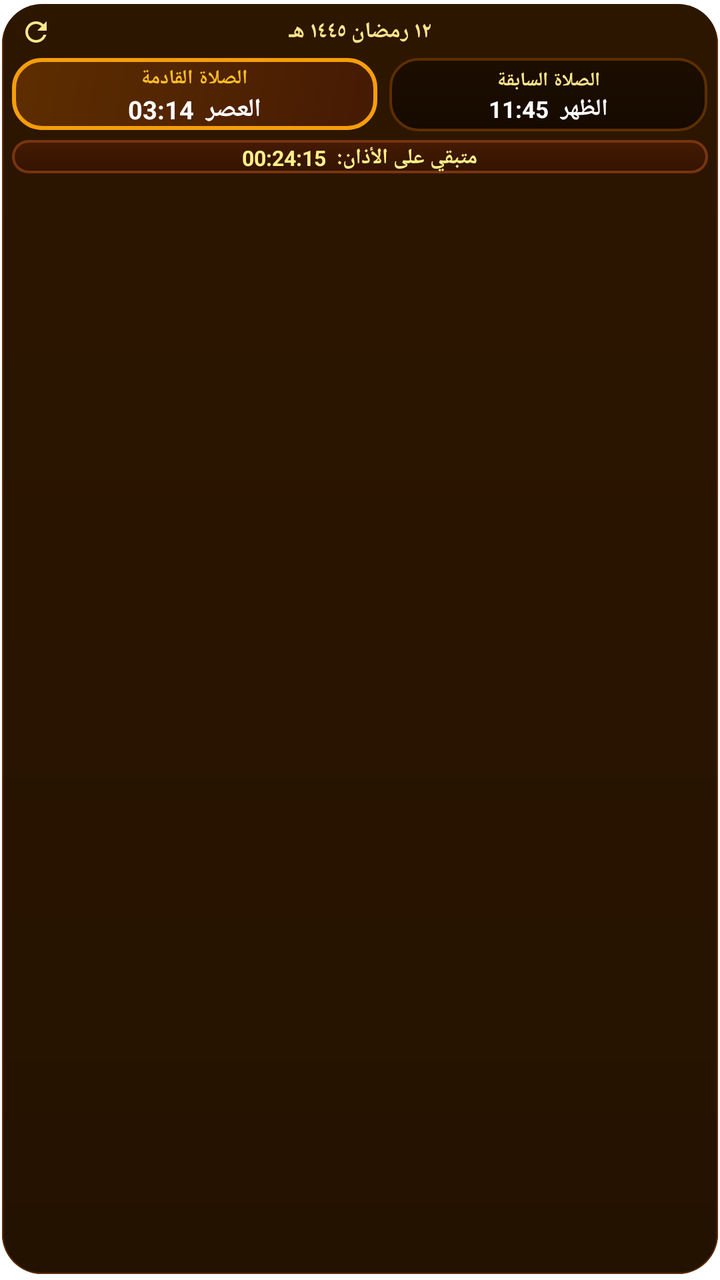
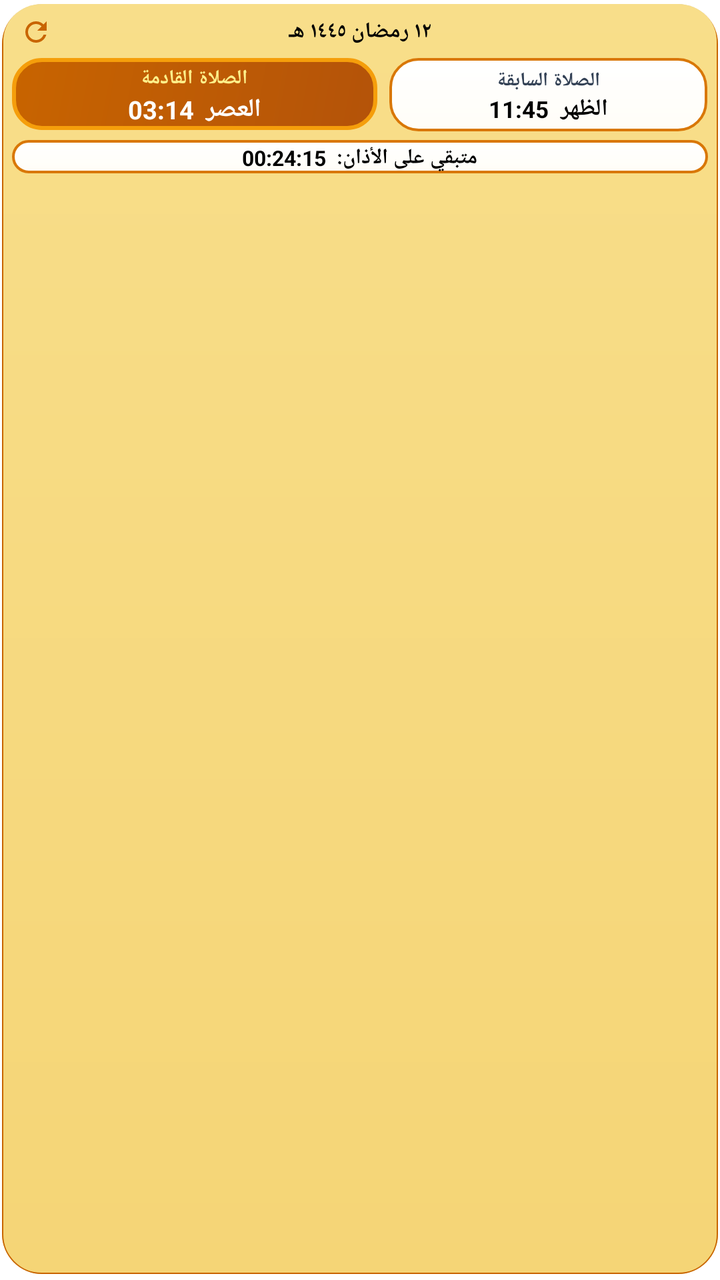

Two renders of the same Android screen: before a commit and after it. Below are the layout's source before the change and the commit's diff.
<!-- AndroidManifest.xml: application theme AppTheme.NoActionBar -->
<!-- res/layout/prayer_widget_compact_preview.xml -->
<?xml version="1.0" encoding="utf-8"?>
<LinearLayout xmlns:android="http://schemas.android.com/apk/res/android"
    android:layout_width="match_parent"
    android:layout_height="88dp"
    android:orientation="vertical"
    android:layoutDirection="rtl"
    android:background="@drawable/widget_compact_bg"
    android:clipToOutline="true"
    android:padding="6dp">

    
    <LinearLayout
        android:layout_width="match_parent"
        android:layout_height="20dp"
        android:orientation="horizontal"
        android:gravity="center_vertical"
        android:paddingStart="4dp"
        android:paddingEnd="4dp">

        <ImageView
            android:layout_width="16dp"
            android:layout_height="16dp"
            android:src="@mipmap/ic_launcher"
            android:contentDescription="App Icon" />

        <LinearLayout
            android:layout_width="0dp"
            android:layout_weight="1"
            android:layout_height="wrap_content"
            android:orientation="horizontal"
            android:gravity="center">

            <TextView
                android:layout_width="wrap_content"
                android:layout_height="wrap_content"
                android:text="١٢ رمضان ١٤٤٥ هـ"
                android:textColor="#FDE68A"
                android:textSize="11sp"
                android:textStyle="bold"
                android:singleLine="true"
                android:includeFontPadding="false" />
        </LinearLayout>

        <ImageView
            android:layout_width="16dp"
            android:layout_height="16dp"
            android:src="@drawable/ic_widget_refresh"
            android:tint="#FDE68A"
            android:contentDescription="Refresh" />
    </LinearLayout>

    
    <LinearLayout
        android:layout_width="match_parent"
        android:layout_height="38dp"
        android:orientation="horizontal"
        android:gravity="center"
        android:layout_marginTop="3dp"
        android:layout_marginBottom="3dp">

        
        <LinearLayout
            android:layout_width="0dp"
            android:layout_weight="1"
            android:layout_height="match_parent"
            android:orientation="vertical"
            android:gravity="center"
            android:background="@drawable/widget_compact_prev_card"
            android:padding="2dp"
            android:layout_marginEnd="3dp">

            <TextView
                android:layout_width="wrap_content"
                android:layout_height="wrap_content"
                android:text="الصلاة السابقة"
                android:textColor="#FDE68A"
                android:textSize="9.5sp"
                android:textStyle="bold"
                android:includeFontPadding="false" />

            <TextView
                android:layout_width="wrap_content"
                android:layout_height="wrap_content"
                android:text="الظهر  11:45"
                android:textColor="#FFFFFF"
                android:textSize="11.5sp"
                android:textStyle="bold"
                android:includeFontPadding="false" />
        </LinearLayout>

        
        <LinearLayout
            android:layout_width="0dp"
            android:layout_weight="1.15"
            android:layout_height="match_parent"
            android:orientation="vertical"
            android:gravity="center"
            android:background="@drawable/widget_compact_next_card"
            android:padding="2dp"
            android:layout_marginStart="3dp">

            <TextView
                android:layout_width="wrap_content"
                android:layout_height="wrap_content"
                android:text="الصلاة القادمة"
                android:textColor="#FBBF24"
                android:textSize="10sp"
                android:textStyle="bold"
                android:includeFontPadding="false" />

            <TextView
                android:layout_width="wrap_content"
                android:layout_height="wrap_content"
                android:text="العصر  03:14"
                android:textColor="#FFFFFF"
                android:textSize="12.5sp"
                android:textStyle="bold"
                android:includeFontPadding="false" />
        </LinearLayout>
    </LinearLayout>

    
    <LinearLayout
        android:layout_width="match_parent"
        android:layout_height="18dp"
        android:orientation="horizontal"
        android:gravity="center"
        android:background="@drawable/widget_countdown_ribbon"
        android:paddingStart="8dp"
        android:paddingEnd="8dp">

        <TextView
            android:layout_width="wrap_content"
            android:layout_height="wrap_content"
            android:text="متبقي على الأذان:  00:24:15"
            android:textColor="#FEF08A"
            android:textSize="10.5sp"
            android:textStyle="bold"
            android:includeFontPadding="false" />
    </LinearLayout>
</LinearLayout>
<!-- resources referenced by this layout -->
<resources>
  <!-- drawable ic_widget_refresh (drawable) -->
  <vector xmlns:android="http://schemas.android.com/apk/res/android"
      android:width="24dp"
      android:height="24dp"
      android:viewportWidth="24"
      android:viewportHeight="24">
    <path
        android:fillColor="#7c3aed"
        android:pathData="M17.65,6.35C16.2,4.9 14.21,4 12,4c-4.42,0 -7.99,3.58 -7.99,8s3.57,8 7.99,8c3.73,0 6.84,-2.55 7.73,-6h-2.08c-0.82,2.33 -3.04,4 -5.65,4 -3.31,0 -6,-2.69 -6,-6s2.69,-6 6,-6c1.66,0 3.14,0.69 4.22,1.78L13,11h7V4l-2.35,2.35z"/>
  </vector>
  <!-- drawable widget_compact_bg (drawable) -->
  <?xml version="1.0" encoding="utf-8"?>
  <layer-list xmlns:android="http://schemas.android.com/apk/res/android">
      
      <item android:top="2dp" android:left="1dp" android:right="1dp" android:bottom="3dp">
          <shape>
              <solid android:color="#40000000" />
              <corners android:radius="20dp" />
          </shape>
      </item>
      
      <item android:bottom="2dp">
          <shape>
              <gradient
                  android:angle="90"
                  android:startColor="#241200"
                  android:endColor="#2D1600" />
              <corners android:radius="20dp" />
              <stroke android:width="1.5dp" android:color="#5E2E00" />
          </shape>
      </item>
  </layer-list>
  <!-- drawable widget_compact_next_card (drawable) -->
  <?xml version="1.0" encoding="utf-8"?>
  <layer-list xmlns:android="http://schemas.android.com/apk/res/android">
      
      <item android:top="2dp" android:left="1dp" android:right="1dp" android:bottom="3dp">
          <shape>
              <solid android:color="#40F59E0B" />
              <corners android:radius="14dp" />
          </shape>
      </item>
      
      <item android:bottom="2dp">
          <shape>
              <gradient
                  android:angle="135"
                  android:startColor="#451A03"
                  android:endColor="#5E2E00" />
              <corners android:radius="14dp" />
              <stroke android:width="2dp" android:color="#F59E0B" />
          </shape>
      </item>
  </layer-list>
  <!-- drawable widget_compact_prev_card (drawable) -->
  <?xml version="1.0" encoding="utf-8"?>
  <layer-list xmlns:android="http://schemas.android.com/apk/res/android">
      
      <item android:top="1dp" android:left="1dp" android:right="1dp" android:bottom="2dp">
          <shape>
              <solid android:color="#20000000" />
              <corners android:radius="14dp" />
          </shape>
      </item>
      
      <item android:bottom="1.5dp">
          <shape>
              <gradient
                  android:angle="90"
                  android:startColor="#160A00"
                  android:endColor="#1C0D00" />
              <corners android:radius="14dp" />
              <stroke android:width="1.2dp" android:color="#5E2E00" />
          </shape>
      </item>
  </layer-list>
  <!-- drawable widget_countdown_ribbon (drawable) -->
  <?xml version="1.0" encoding="utf-8"?>
  <layer-list xmlns:android="http://schemas.android.com/apk/res/android">
      
      <item android:top="1dp" android:left="1dp" android:right="1dp" android:bottom="2dp">
          <shape>
              <solid android:color="#20000000" />
              <corners android:radius="14dp" />
          </shape>
      </item>
      
      <item android:bottom="1.5dp">
          <shape>
              <gradient
                  android:angle="90"
                  android:startColor="#331400"
                  android:endColor="#451A03" />
              <corners android:radius="14dp" />
              <stroke android:width="1.2dp" android:color="#78350F" />
          </shape>
      </item>
  </layer-list>
  <!-- mipmap ic_launcher (mipmap-anydpi-v26) -->
  <?xml version="1.0" encoding="utf-8"?>
  <adaptive-icon xmlns:android="http://schemas.android.com/apk/res/android">
      <background android:drawable="@color/ic_launcher_background" />
      <foreground android:drawable="@mipmap/ic_launcher_foreground" />
  </adaptive-icon>
  <color name="ic_launcher_background">#FFFFFF</color>
</resources>

<!-- the commit's change to res/layout/prayer_widget_compact_preview.xml (unified diff, before → after) -->
@@ -34,7 +34,7 @@
                 android:layout_width="wrap_content"
                 android:layout_height="wrap_content"
                 android:text="١٢ رمضان ١٤٤٥ هـ"
-                android:textColor="#FDE68A"
+                android:textColor="#000000"
                 android:textSize="11sp"
                 android:textStyle="bold"
                 android:singleLine="true"
@@ -45,7 +45,7 @@
             android:layout_width="16dp"
             android:layout_height="16dp"
             android:src="@drawable/ic_widget_refresh"
-            android:tint="#FDE68A"
+            android:tint="#C86400"
             android:contentDescription="Refresh" />
     </LinearLayout>
 
@@ -73,7 +73,7 @@
                 android:layout_width="wrap_content"
                 android:layout_height="wrap_content"
                 android:text="الصلاة السابقة"
-                android:textColor="#FDE68A"
+                android:textColor="#334155"
                 android:textSize="9.5sp"
                 android:textStyle="bold"
                 android:includeFontPadding="false" />
@@ -82,7 +82,7 @@
                 android:layout_width="wrap_content"
                 android:layout_height="wrap_content"
                 android:text="الظهر  11:45"
-                android:textColor="#FFFFFF"
+                android:textColor="#000000"
                 android:textSize="11.5sp"
                 android:textStyle="bold"
                 android:includeFontPadding="false" />
@@ -103,7 +103,7 @@
                 android:layout_width="wrap_content"
                 android:layout_height="wrap_content"
                 android:text="الصلاة القادمة"
-                android:textColor="#FBBF24"
+                android:textColor="#FEF08A"
                 android:textSize="10sp"
                 android:textStyle="bold"
                 android:includeFontPadding="false" />
@@ -133,7 +133,7 @@
             android:layout_width="wrap_content"
             android:layout_height="wrap_content"
             android:text="متبقي على الأذان:  00:24:15"
-            android:textColor="#FEF08A"
+            android:textColor="#000000"
             android:textSize="10.5sp"
             android:textStyle="bold"
             android:includeFontPadding="false" />
<!-- resource entries referenced after the edit -->
@@ -25,10 +25,10 @@
           <shape>
               <gradient
                   android:angle="90"
-                  android:startColor="#241200"
-                  android:endColor="#2D1600" />
+                  android:startColor="#F5D576"
+                  android:endColor="#F8DE8A" />
               <corners android:radius="20dp" />
-              <stroke android:width="1.5dp" android:color="#5E2E00" />
+              <stroke android:width="1.5dp" android:color="#C86400" />
           </shape>
       </item>
   </layer-list>
@@ -47,8 +47,8 @@
           <shape>
               <gradient
                   android:angle="135"
-                  android:startColor="#451A03"
-                  android:endColor="#5E2E00" />
+                  android:startColor="#B45309"
+                  android:endColor="#C86400" />
               <corners android:radius="14dp" />
               <stroke android:width="2dp" android:color="#F59E0B" />
           </shape>
@@ -69,10 +69,10 @@
           <shape>
               <gradient
                   android:angle="90"
-                  android:startColor="#160A00"
-                  android:endColor="#1C0D00" />
+                  android:startColor="#FFFDF7"
+                  android:endColor="#FFFFFF" />
               <corners android:radius="14dp" />
-              <stroke android:width="1.2dp" android:color="#5E2E00" />
+              <stroke android:width="1.2dp" android:color="#D97706" />
           </shape>
       </item>
   </layer-list>
@@ -91,10 +91,10 @@
           <shape>
               <gradient
                   android:angle="90"
-                  android:startColor="#331400"
-                  android:endColor="#451A03" />
+                  android:startColor="#FFFDF7"
+                  android:endColor="#FFFFFF" />
               <corners android:radius="14dp" />
-              <stroke android:width="1.2dp" android:color="#78350F" />
+              <stroke android:width="1.2dp" android:color="#D97706" />
           </shape>
       </item>
   </layer-list>
